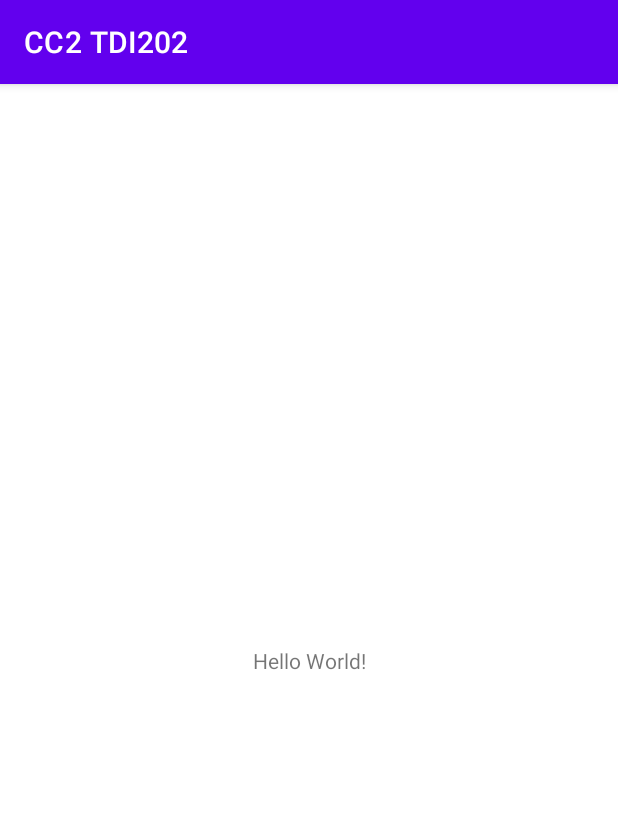
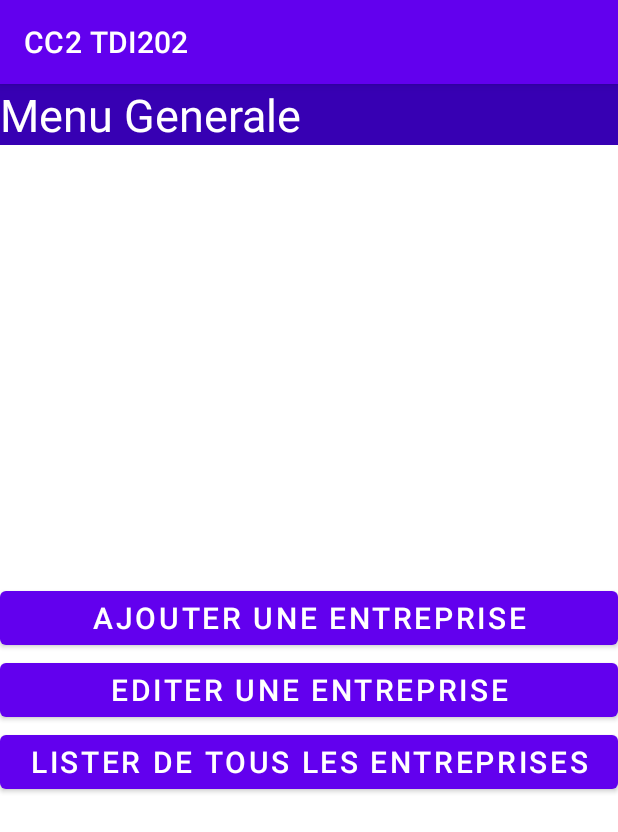
Before and after one commit to SalwaBekk/CC2, an Android app: the screen it shows after launch (MainActivity), on a phone screen of 412 x 824 dp. Shown: the top 832 px of the screen. Run offline under Robolectric (Android 15) with nearby library versions, the phone set to English and light mode, and no system bars.

Commit message:
Question 6

```diff
--- a/app/src/main/java/com/example/cc2tdi202/MainActivity.java
+++ b/app/src/main/java/com/example/cc2tdi202/MainActivity.java
@@ -3,6 +3,7 @@ package com.example.cc2tdi202;
 import androidx.appcompat.app.AppCompatActivity;
 
 import android.os.Bundle;
+import android.view.View;
 
 public class MainActivity extends AppCompatActivity {
 
@@ -10,5 +11,9 @@ public class MainActivity extends AppCompatActivity {
     protected void onCreate(Bundle savedInstanceState) {
         super.onCreate( savedInstanceState );
         setContentView( R.layout.activity_main );
+
+    }
+
+    public void click(View view) {
     }
 }
--- a/app/src/main/res/layout/activity_main.xml
+++ b/app/src/main/res/layout/activity_main.xml
@@ -1,18 +1,51 @@
 <?xml version="1.0" encoding="utf-8"?>
-<androidx.constraintlayout.widget.ConstraintLayout xmlns:android="http://schemas.android.com/apk/res/android"
+<LinearLayout xmlns:android="http://schemas.android.com/apk/res/android"
     xmlns:app="http://schemas.android.com/apk/res-auto"
     xmlns:tools="http://schemas.android.com/tools"
     android:layout_width="match_parent"
     android:layout_height="match_parent"
+    android:orientation="vertical"
     tools:context=".MainActivity">
 
     <TextView
-        android:layout_width="wrap_content"
+        android:layout_width="match_parent"
         android:layout_height="wrap_content"
-        android:text="Hello World!"
-        app:layout_constraintBottom_toBottomOf="parent"
-        app:layout_constraintLeft_toLeftOf="parent"
-        app:layout_constraintRight_toRightOf="parent"
-        app:layout_constraintTop_toTopOf="parent" />
+        android:text="Menu Generale"
+        android:textSize="30dp"
+        android:textColor="@color/white"
+        android:background="@color/purple_700"
+        />
+    <LinearLayout
+        android:layout_width="match_parent"
+        android:layout_height="match_parent"
+        android:gravity="center"
+        android:orientation="vertical">
+        <Button
+            android:layout_width="match_parent"
+            android:layout_height="wrap_content"
+            android:text="@string/btnAjouter"
+            android:textSize="20dp"
+            android:onClick="click"
+            style="@style/btnDemarage"
+            android:id="@+id/ajoutE"
+            />
+        <Button
+            android:layout_width="match_parent"
+            android:layout_height="wrap_content"
+            android:text="@string/btnEditer"
+            android:textSize="20dp"
+            android:onClick="click"
+            style="@style/btnDemarage"
+            android:id="@+id/EditE"/>
+        <Button
+            android:layout_width="match_parent"
+            android:layout_height="wrap_content"
+            android:text="@string/btnLister"
+            android:textSize="20dp"
+            android:onClick="click"
+            style="@style/btnDemarage"
+            android:id="@+id/ListeE"/>
+    </LinearLayout>
 
-</androidx.constraintlayout.widget.ConstraintLayout>
+
+</LinearLayout>
--- a/app/src/main/res/values/strings.xml
+++ b/app/src/main/res/values/strings.xml
@@ -1,3 +1,7 @@
 <resources>
     <string name="app_name">CC2 TDI202</string>
+
+    <string name="btnAjouter">Ajouter une entreprise</string>
+    <string name="btnEditer">Editer une entreprise</string>
+    <string name="btnLister">Lister de tous les entreprises</string>
 </resources>
```
